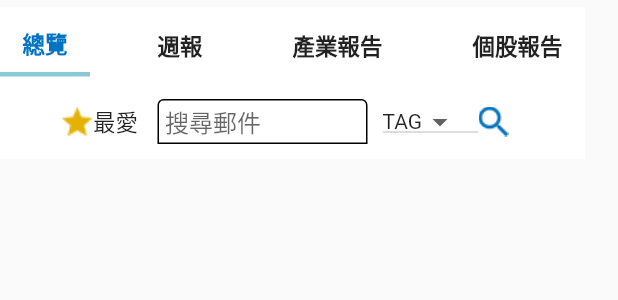
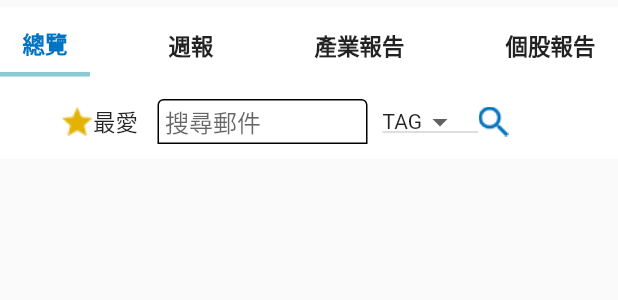
Before and after one commit to kvn2000tw/invest, a Flutter app: the MailHead widget shown alone on an empty page, opened directly, on a phone screen of 412 x 824 dp. Shown: the top 300 px of the screen. Run offline on Flutter 3.47's test engine with Material 2 defaults, Android fonts, the phone set to English and light mode, and no system bars; drawn by our look-alikes of overlay_support; our stand-ins replace firebase_core, firebase_messaging, shared_preferences, webview_flutter; missing offline and left inert: plain_notification_token, webview_cookie_manager; accounts and stored records are empty; Roboto replaces fonts that are missing (Poppins).

Commit message:
adjust member center layout

```diff
--- a/lib/components/mail_head.dart
+++ b/lib/components/mail_head.dart
@@ -15,6 +15,9 @@ class MailHead extends StatelessWidget {
 
     final title1 =Padding(
       padding: EdgeInsetsDirectional.fromSTEB(0, 5, 0, 0),
+      child: Container(
+        width: double.infinity,
+
       child: Container(
         width: 390,
         height: 51,
@@ -120,10 +123,13 @@ class MailHead extends StatelessWidget {
         ],
       ),
     ),
-  );
+  ));
 
 
-  final title2 =Container(
+  final title2 =
+  Container(
+     width: double.infinity,
+  child:Container(
     width: 390,
     height: 50,
     decoration: BoxDecoration(
@@ -277,7 +283,7 @@ class MailHead extends StatelessWidget {
       ),
     ],
   ),
-);
+));
 
   return Column(
     children:[title1,title2]
```
